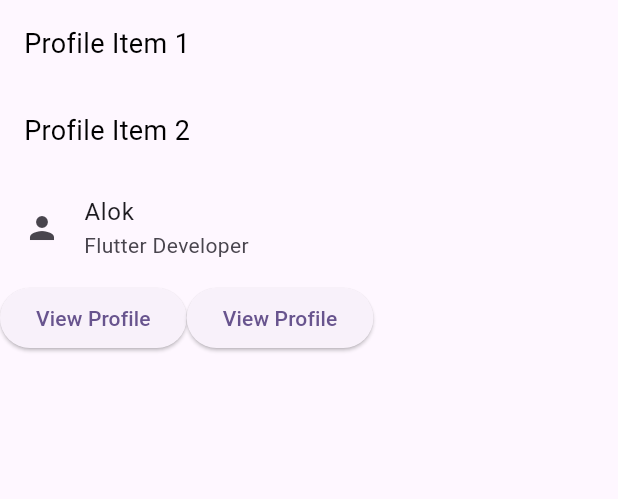
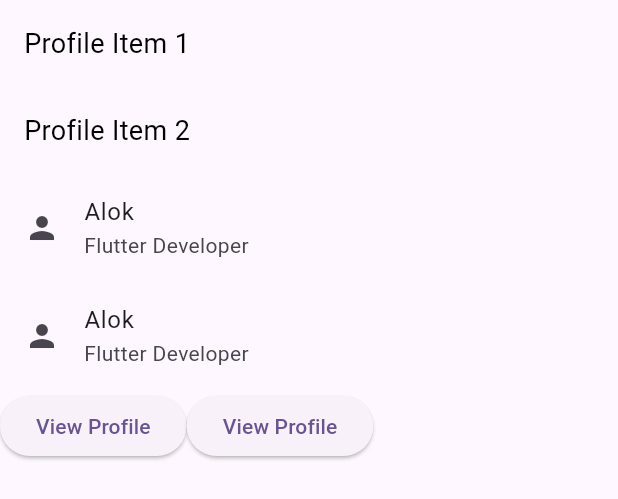
Before and after one commit to 2015Vihu/jenkinsTestRepo, a Flutter app: the UserProfileWidget widget shown alone on an empty page, opened directly, on a phone screen of 412 x 824 dp. Shown: the top 499 px of the screen. Run offline on Flutter 3.47's test engine with Material 3 defaults, Android fonts, the phone set to English and light mode, and no system bars.

Commit message:
added new text code

```diff
--- a/lib/user_profile_widget.dart
+++ b/lib/user_profile_widget.dart
@@ -37,6 +37,11 @@ class UserProfileWidget extends StatelessWidget {
           title: Text('Alok'),
           subtitle: Text('Flutter Developer'),
         ),
+        const ListTile(
+          leading: Icon(Icons.person),
+          title: Text('Alok'),
+          subtitle: Text('Flutter Developer'),
+        ),
         Row(
           children: <Widget>[
             ElevatedButton(
```
